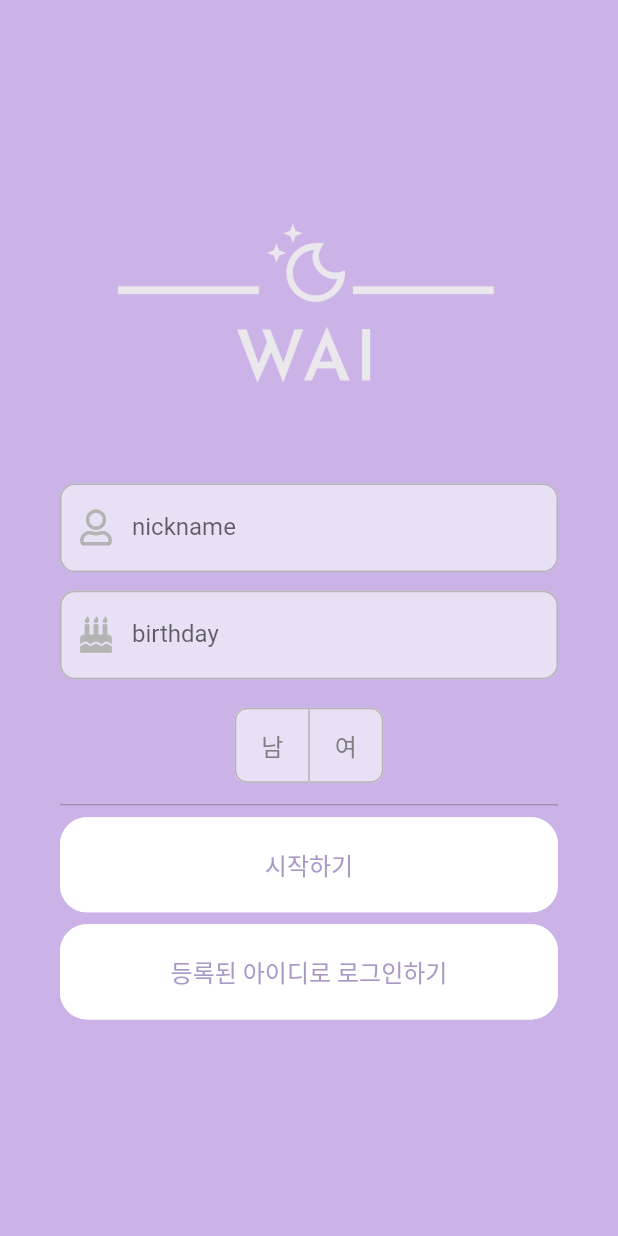
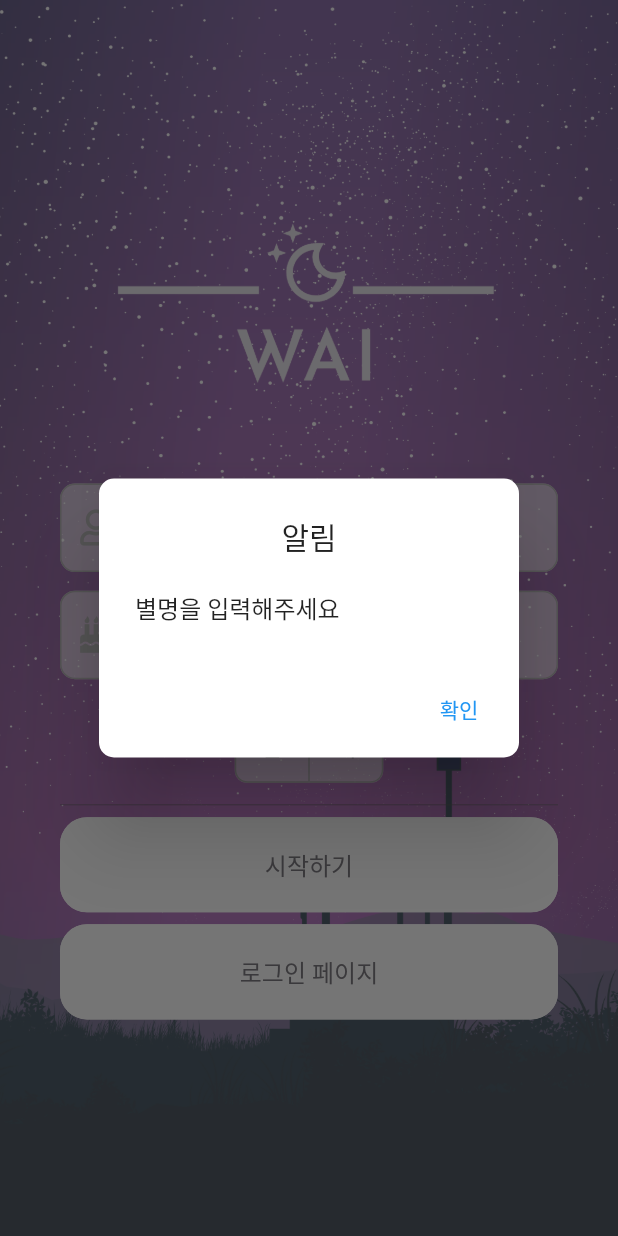
Before and after one commit to yenow/wai-app, a Flutter app: the screen it shows after launch, after a tap on "시작하기", on a phone screen of 412 x 824 dp. Run offline on Flutter 3.47's test engine with Material 2 defaults, Android fonts, the phone set to English and light mode, and no system bars; our stand-ins replace flutter_hooks, font_awesome_flutter, get, google_fonts, hooks_riverpod, logger and 1 more; Roboto replaces fonts that are missing (Jua).

Commit message:
login page API

```diff
--- a/lib/common/theme/custom_textstyle.dart
+++ b/lib/common/theme/custom_textstyle.dart
@@ -7,6 +7,27 @@ import '../constants/constants.dart';
 // CustomTextStyles(Theme.of(context).textTheme).buttonTextStyle1
 
 extension CustomTextStyles on TextTheme {
+
+  TextStyle get loginPageButtonText {
+    return GoogleFonts.jua(
+        fontSize: 16,
+        color: grayColor1
+    );
+  }
+
+  TextStyle get loginPageInputBoxText {
+    return GoogleFonts.jua(
+        fontSize: 16,
+        color: grayColor1
+    );
+  }
+
+  TextStyle get buttonTextStyle_size16 {
+    return GoogleFonts.jua(
+        fontSize: 16,
+        color: grayColor1
+    );
+  }
 
   TextStyle get buttonTextStyle_size20 {
     return GoogleFonts.jua(
@@ -23,10 +44,10 @@ extension CustomTextStyles on TextTheme {
     );
   }
 
-  TextStyle get buttonTextStyle_size16 {
+  TextStyle get buttonTextStyle_size18_colorPurple {
     return GoogleFonts.jua(
-        fontSize: 16,
-        color: grayColor1
+        fontSize: 18,
+        color: lavenderColor1
     );
   }
 
--- a/lib/controller.dart
+++ b/lib/controller.dart
@@ -12,12 +12,16 @@ class Controller extends GetxController{
 
   setSimpleLoginInfoYear(int newYear) => simpleLoginInfo.value!.year = newYear;
 
+  setNickname(String value) => simpleLoginInfo.value!.nickname = value;
+
+  setBirthDay(String value) => simpleLoginInfo.value!.birthDay = value;
+
   setGender(int index) => {
 
     if (index == 0) {
-      simpleLoginInfo.value!.gender = Gender.male
+      simpleLoginInfo.value!.gender = 'man'
     } else if (index == 1) {
-      simpleLoginInfo.value!.gender = Gender.female
+      simpleLoginInfo.value!.gender = 'woman'
     }
   };
 
--- /dev/null
+++ b/lib/models/api_response/login_response_dto.dart
@@ -0,0 +1,17 @@
+class LoginResponseDto {
+
+  bool isLoginSuccess;
+  bool isErrorMessage;
+  String? errorMessage;
+
+  LoginResponseDto(
+      {required this.isLoginSuccess, required this.isErrorMessage, this.errorMessage});
+
+  factory LoginResponseDto.fromJson(Map<String, dynamic> json) {
+    return LoginResponseDto(
+      isLoginSuccess: json['isLoginSuccess'],
+      isErrorMessage: json['isErrorMessage'],
+      errorMessage: json['errorMessage'],
+    );
+  }
+}
--- a/lib/models/simply_login_info.dart
+++ b/lib/models/simply_login_info.dart
@@ -1,12 +1,16 @@
+import 'package:uuid/uuid.dart';
+
 class SimpleLoginInfo {
+  String? loginKey;
   String? nickname;
   String? birthDay;
   int year;
   int month;
   int day;
-  Gender? gender;
+  String? gender;
 
   SimpleLoginInfo({
+    this.loginKey,
     this.nickname,
     this.birthDay,
     required this.year,
@@ -14,9 +18,17 @@ class SimpleLoginInfo {
     required this.day,
     this.gender
   });
+
+  Map<String, dynamic> toJson() => {
+    'loginKey': const Uuid().v1(),
+    'nickname': nickname,
+    'birthDay': birthDay,
+    'gender': gender,
+  };
 }
 
+
 enum Gender {
-  male,
-  female,
+  man,
+  woman,
 }
--- /dev/null
+++ b/lib/net/login/login_api.dart
@@ -0,0 +1,30 @@
+import 'dart:convert';
+
+import 'package:logger/logger.dart';
+import 'package:wai/models/api_response/login_response_dto.dart';
+import 'package:http/http.dart' as http;
+import 'package:wai/models/simply_login_info.dart';
+
+Future<LoginResponseDto> fetchLoginResponseDto(SimpleLoginInfo? simpleLoginInfo) async {
+  final response = await http.post(
+      Uri.parse('http://10.0.2.2:8080/api/simpleLogin'),
+      headers: {
+        "Accept": "application/json",
+        "content-type" : "application/json"
+      },
+      body: jsonEncode(simpleLoginInfo!.toJson())
+  );
+
+  Logger().d(response.statusCode);
+  Logger().d(response.body);
+
+  if (response.statusCode == 200) {
+    // If the server did return a 200 OK response,
+    // then parse the JSON.
+    return LoginResponseDto.fromJson(jsonDecode(response.body));
+  } else {
+    // If the server did not return a 200 OK response,
+    // then throw an exception.
+    throw Exception('Failed to load LoginResponseDto');
+  }
+}
--- a/lib/sample/web_api/web.dart
+++ b/lib/sample/web_api/web.dart
@@ -1,16 +1,46 @@
-import 'package:http/http.dart' as http;
-
-void main() async {
-  String url = "https://eunjin3786.pythonanywhere.com/question/all/";
-  Uri urlPath = Uri(path: url);
-  var response = await http.get(urlPath);
-  var statusCode = response.statusCode;
-  var responseHeaders = response.headers;
-  var responseBody = response.body;
-
-  print("statusCode: ${statusCode}");
-  print("responseHeaders: ${responseHeaders}");
-  print("responseBody: ${responseBody}");
-
-  //runApp(MyApp());
-}
+// import 'dart:convert';
+// import 'dart:io';
+//
+// import 'package:http/http.dart' as http;
+// import 'package:uuid/uuid.dart';
+// import 'package:wai/models/api_response/login_response_dto.dart';
+// import 'package:wai/models/simply_login_info.dart';
+//
+// void main() async {
+//   SimpleLoginInfo simpleLoginInfo = SimpleLoginInfo(
+//       nickname: 'nickname',
+//       year: 2002,
+//       month: 1,
+//       day: 1,
+//       birthDay: 'birthday',
+//       gender: 'man'
+//   );
+//
+//   Future<LoginResponseDto> aa = fetchLoginResponseDto(simpleLoginInfo);
+//
+// }
+//
+// Future<LoginResponseDto> fetchLoginResponseDto(SimpleLoginInfo simpleLoginInfo) async {
+//   final response = await http.post(
+//       Uri.parse('http://localhost:8080/api/simpleLogin'),
+//       headers: {
+//         "Accept": "application/json",
+//         HttpHeaders.contentTypeHeader : "application/json"
+//       },
+//       body: jsonEncode(simpleLoginInfo.toJson())
+//   );
+//
+//   print("statusCode: ${response.statusCode}");
+//   print("headers: ${response.headers}");
+//   print("body: ${response.body}");
+//
+//   if (response.statusCode == 200) {
+//     // If the server did return a 200 OK response,
+//     // then parse the JSON.
+//     return LoginResponseDto.fromJson(jsonDecode(response.body));
+//   } else {
+//     // If the server did not return a 200 OK response,
+//     // then throw an exception.
+//     throw Exception('Failed to load LoginResponseDto');
+//   }
+// }
--- /dev/null
+++ b/lib/screens/login_page/components/login_page_button.dart
@@ -0,0 +1,41 @@
+import 'package:flutter/cupertino.dart';
+import 'package:flutter/material.dart';
+import 'package:wai/common/theme/custom_textstyle.dart';
+
+class LoginPageButton extends StatelessWidget {
+  final boxHeight;
+  final Function()? onPressed;
+  final TextStyle? textStyle;
+  final buttonText;
+
+  LoginPageButton({this.boxHeight, this.onPressed, this.textStyle, this.buttonText});
+
+  @override
+  Widget build(BuildContext context) {
+    return SizedBox(
+      width: double.infinity,
+      height: boxHeight,
+      child: TextButton (
+        style: ButtonStyle(
+            backgroundColor: MaterialStateProperty.all(Colors.white),
+            textStyle: MaterialStateProperty.all(Theme.of(context).textTheme.loginPageButtonText),
+            shape: MaterialStateProperty.all<RoundedRectangleBorder>(
+                RoundedRectangleBorder(
+                    borderRadius: BorderRadius.circular(18.0),
+                    side: BorderSide(color: Colors.white)
+                )
+            )
+        ),
+        onPressed: onPressed,
+        child: Text(buttonText,
+            style: Theme.of(context).textTheme.loginPageButtonText
+        ),
+      ),
+    );
+  }
+}
+// /* 유효성 검사 통과시 */
+// if (checkSimpleLoginInfo(context: context, simpleLoginInfo: c.simpleLoginInfo.value)) {
+// // web API 날려서 DB 저장후, 다시와서 페이지 이동해야함.
+// // fetchLoginResponseDto(c.simpleLoginInfo.value)
+// }
--- /dev/null
+++ b/lib/screens/login_page/components/login_page_inputbox.dart
@@ -0,0 +1,45 @@
+import 'package:flutter/material.dart';
+import 'package:font_awesome_flutter/font_awesome_flutter.dart';
+import 'package:google_fonts/google_fonts.dart';
+import 'package:wai/common/constants/color_constants.dart';
+import 'package:wai/common/constants/constants.dart';
+import 'package:wai/common/theme/custom_textstyle.dart';
+
+class LoginPageInputBox extends StatelessWidget {
+
+  final Function(String)? onChanged;
+  final labelText;
+
+  LoginPageInputBox({this.onChanged, this.labelText});
+
+  @override
+  Widget build(BuildContext context) {
+    return TextField(
+      maxLines: 1,
+      cursorColor: Colors.grey,
+      style:  Theme.of(context).textTheme.loginPageInputBoxText,
+      onChanged: onChanged,
+      decoration: InputDecoration(
+        fillColor: inputBoxBackgroundColor,
+        filled: true,
+        prefixIcon: Icon(FontAwesomeIcons.user, color: buttonBorderColor,),
+        focusColor: buttonBorderColor,
+        enabledBorder: OutlineInputBorder(
+            borderSide: BorderSide(width: 1, color: buttonBorderColor),
+            borderRadius: BorderRadius.all(Radius.circular(10))
+        ),
+        floatingLabelStyle: Theme.of(context).textTheme.loginPageInputBoxText,
+        focusedBorder: OutlineInputBorder(
+            borderSide: BorderSide(width: 1, color: buttonBorderColor),
+            borderRadius: BorderRadius.all(Radius.circular(8))
+        ),
+        labelText: labelText,
+      ),
+    );
+  }
+
+  // (value) {
+  // c.setNickname(value);
+  // Logger().d('nickname : ${c.simpleLoginInfo.value!.nickname}');
+  // }
+}
--- a/lib/screens/login_page/simple_login_page_screen.dart
+++ b/lib/screens/login_page/simple_login_page_screen.dart
@@ -2,17 +2,21 @@ import 'package:flutter/cupertino.dart';
 import 'package:flutter/material.dart';
 import 'package:font_awesome_flutter/font_awesome_flutter.dart';
 import 'package:get/get.dart';
-import 'package:google_fonts/google_fonts.dart';
 import 'package:logger/logger.dart';
-import 'package:numberpicker/numberpicker.dart';
-import 'package:wai/common/components/input_box.dart';
 import 'package:wai/common/constants/color_constants.dart';
 import 'package:wai/common/theme/custom_textstyle.dart';
 import 'package:wai/common/constants/constants.dart';
-import 'package:wai/sample/add_interactivity.dart';
+import 'package:wai/models/api_response/login_response_dto.dart';
+import 'package:wai/models/simply_login_info.dart';
 import 'package:wai/common/theme/theme.dart';
-
+import 'package:wai/net/login/login_api.dart';
+import 'package:wai/sample/web_api/web.dart';
+import 'package:wai/screens/login_page/login_page_screen.dart';
+import 'package:wai/screens/main_screens.dart';
+import 'package:wai/utils/dialog.dart';
 import '../../controller.dart';
+import 'components/login_page_button.dart';
+import 'components/login_page_inputbox.dart';
 
 class SimpleLoginPageScreen extends StatelessWidget {
   static MediaQueryData? queryData = MediaQueryData.fromWindow(WidgetsBinding.instance!.window);
@@ -23,31 +27,19 @@ class SimpleLoginPageScreen extends StatelessWidget {
   static double horizontalPadding = 40;
   final Controller c = Get.put(Controller());
 
-
   @override
   Widget build(BuildContext context) {
 
     Logger().d(width);
     Logger().d(boxHeight);
 
-    return Scaffold(
+    return Obx(() =>  Scaffold(
       body: Container(
         decoration: BoxDecoration(
-            gradient: LinearGradient(
-              begin: Alignment.topCenter,
-              end: Alignment.bottomCenter,
-              stops: [
-                0.1,
-                0.4,
-                0.6,
-                0.9,
-              ],
-              colors: [
-                Color.fromRGBO(190, 159, 225, 0.8),
-                Color.fromRGBO(190, 159, 225, 0.8),
-                Color.fromRGBO(190, 159, 225, 0.8),
-                Color.fromRGBO(190, 159, 225, 0.8)
-              ],
+          image: DecorationImage(
+            image: new AssetImage("assets/images/background/night-4822906.png"),
+            fit: BoxFit.cover,
+            colorFilter: new ColorFilter.mode(Colors.black.withOpacity(0.7), BlendMode.dstATop),
           )
         ),
         child: Center(
@@ -63,7 +55,17 @@ class SimpleLoginPageScreen extends StatelessWidget {
                 ),
                 SizedBox(height: 50,),
                 /* nickname */
-                _nicknameBox(context),
+                Container(
+                  margin: EdgeInsets.symmetric(horizontal: horizontalPadding, vertical: verticalPadding),
+                  height: boxHeight,
+                  child: LoginPageInputBox(
+                    labelText: 'nickname',
+                    onChanged: (value) {
+                      c.setNickname(value);
+                      Logger().d('nickname : ${c.simpleLoginInfo.value!.nickname}');
+                    },
+                  ),
+                ),
                 /* birthday */
                 _birthdayBox(context),
                 /* gender */
@@ -78,114 +80,42 @@ class SimpleLoginPageScreen extends StatelessWidget {
                 /* 시작하기 버튼 */
                 Padding(
                   padding: EdgeInsets.symmetric(horizontal: horizontalPadding, vertical: verticalPadding),
-                    child: SizedBox(
-                      width: double.infinity,
-                      height: boxHeight,
-                      child: TextButton (
-                        style: ButtonStyle(
-                            backgroundColor: MaterialStateProperty.all(Colors.white),
-                            textStyle: MaterialStateProperty.all(textTheme().bodyText2),
-                            shape: MaterialStateProperty.all<RoundedRectangleBorder>(
-                                RoundedRectangleBorder(
-                                    borderRadius: BorderRadius.circular(18.0),
-                                    side: BorderSide(color: Colors.white)
-                                )
-                            )
-                        ),
-                        onPressed: () {
-                          debugPrint('Received click');
+                  child: LoginPageButton(
+                    buttonText: '시작하기',
+                    textStyle: CustomTextStyles(Theme.of(context).textTheme).buttonTextStyle_size16,
+                    boxHeight: boxHeight,
+                      onPressed: () async {
+
+                        /* 유효성 검사 통과시 */
+                        if (checkSimpleLoginInfo(context: context, simpleLoginInfo: c.simpleLoginInfo.value)) {
+                          // web API 날려서 DB 저장후, 다시와서 페이지 이동해야함.
+                          LoginResponseDto loginResponseDto = (await fetchLoginResponseDto(c.simpleLoginInfo.value)) as LoginResponseDto;
+
+                          if (loginResponseDto.isLoginSuccess) {
+                            Get.to(MainScreens(), transition: Transition.fade);
+                          }
+                        }
                     },
-                        child: Text('시작하기',
-                            style: GoogleFonts.jua(
-                                fontSize: bodyText1Size,
-                                color: lavenderColor1
-                            )
                   ),
                 ),
-                    )
-                ),
+                /* 로그인 페이지 이동 */
                 Padding(
                   padding: EdgeInsets.symmetric(horizontal: horizontalPadding, vertical: verticalPadding),
-                  child: SizedBox(
-                    width: double.infinity,
-                    height: boxHeight,
-                    child: TextButton (
-                      style: ButtonStyle(
-                        backgroundColor: MaterialStateProperty.all(Colors.white),
-                        textStyle: MaterialStateProperty.all(textTheme().bodyText2),
-                        shape: MaterialStateProperty.all<RoundedRectangleBorder>(
-                            RoundedRectangleBorder(
-                                borderRadius: BorderRadius.circular(18.0),
-                                side: BorderSide(color: Colors.white)
-                            )
-                        )
-                      ),
+                  child: LoginPageButton(
+                    boxHeight: boxHeight,
+                    textStyle: CustomTextStyles(Theme.of(context).textTheme).buttonTextStyle_size16,
+                    buttonText: '로그인 페이지',
                     onPressed: () {
-                        debugPrint('Received click');
+                      Get.to(LoginPageScreen(), transition: Transition.fade);
                     },
-                      child: Text('등록된 아이디로 로그인하기',
-                        style: GoogleFonts.jua(
-                          fontSize: bodyText1Size,
-                          color: lavenderColor1
-                        )
-                      ),
                   ),
                 )
-                ),
-                // Padding(
-                //     padding: EdgeInsets.symmetric(horizontal: horizontalPadding, vertical: verticalPadding),
-                //     child: OutlinedButton(
-                //       style: OutlinedButton.styleFrom(
-                //         minimumSize: Size.fromHeight(boxHeight),
-                //         textStyle: TextStyle(fontSize: bodyText1Size, color: Colors.black),
-                //         shape: RoundedRectangleBorder(
-                //           borderRadius: BorderRadius.circular(20.0),
-                //         ),
-                //       ),
-                //       onPressed: () {
-                //         debugPrint('Received click');
-                //       },
-                //       child: Text('등록된 아이디로 로그인하기', style: textTheme().bodyText1,),
-                //     )
-                // ),
               ],
             ),
           ),
         ),
-      ),
-    );
-  }
-
-  Widget _nicknameBox(BuildContext context) {
-    return Container(
-        margin: EdgeInsets.symmetric(horizontal: horizontalPadding, vertical: verticalPadding),
-        height: boxHeight,
-        child: TextField(
-          maxLines: 1,
-          cursorColor: Colors.grey,
-          style: CustomTextStyles(Theme.of(context).textTheme).buttonTextStyle_size16,
-          decoration: InputDecoration(
-            fillColor: inputBoxBackgroundColor,
-            filled: true,
-            prefixIcon: Icon(FontAwesomeIcons.user, color: buttonBorderColor,),
-            focusColor: buttonBorderColor,
-            enabledBorder: OutlineInputBorder(
-                borderSide: BorderSide(width: 1, color: buttonBorderColor),
-                borderRadius: BorderRadius.all(Radius.circular(10))
-            ),
-            floatingLabelStyle: CustomTextStyles(Theme.of(context).textTheme).buttonTextStyle_size16,
-            focusedBorder: OutlineInputBorder(
-                borderSide: BorderSide(width: 1, color: buttonBorderColor),
-                borderRadius: BorderRadius.all(Radius.circular(8))
-            ),
-            // disabledBorder: OutlineInputBorder(
-            //     borderSide: BorderSide(width: 1, color: Colors.white),
-            //       borderRadius: BorderRadius.all(Radius.circular(8))
-            // ),
-            labelText: 'nickname',
-          ),
       )
-    );
+    ));
   }
 
   Widget _birthdayBox(BuildContext context) {
@@ -196,6 +126,10 @@ class SimpleLoginPageScreen extends StatelessWidget {
           maxLines: 1,
           cursorColor: Colors.grey,
           style: CustomTextStyles(Theme.of(context).textTheme).buttonTextStyle_size16,
+          onChanged: (value) {
+            c.setBirthDay(value);
+            Logger().d('birthDay : ${c.simpleLoginInfo.value!.birthDay}');
+          },
           decoration: InputDecoration(
             fillColor: inputBoxBackgroundColor,
             filled: true,
@@ -231,7 +165,7 @@ class SimpleLoginPageScreen extends StatelessWidget {
             borderRadius: BorderRadius.circular(8),  // radius of 10
             color: inputBoxBackgroundColor
           ),
-          child: Obx(() => ToggleButtons(
+          child: ToggleButtons(
             borderColor: buttonBorderColor,
             borderRadius: BorderRadius.all(Radius.circular(8)),
             children: <Widget>[
@@ -241,10 +175,33 @@ class SimpleLoginPageScreen extends StatelessWidget {
             isSelected: c.isGenderList.value ,
             onPressed: (int index) {
               c.setGender(index);
+              Logger().d('nickname : ${c.simpleLoginInfo.value!.gender}');
             },
-          ))
+          )
         ),
         ),
     );
   }
+
+  bool checkSimpleLoginInfo ({
+    required BuildContext context,
+    required SimpleLoginInfo? simpleLoginInfo,
+    }) {
+
+    // 메세지까지 띄워주는게 맞을까?
+    if (simpleLoginInfo!.nickname == null) {
+      flutterDialog(context : context, titleText: '알림', contentText: '별명을 입력해주세요');
+      return false;
+
+    } else if (simpleLoginInfo.birthDay == null) {
+      flutterDialog(context : context, titleText: '알림', contentText: '생년월일을 입력해주세요');
+      return false;
+
+    } else if (simpleLoginInfo.gender == null) {
+      flutterDialog(context : context, titleText: '알림', contentText: '성별을 선택해주세요');
+      return false;
     }
+
+    return true;
+  }
+}
--- /dev/null
+++ b/lib/utils/dialog.dart
@@ -0,0 +1,39 @@
+import 'package:flutter/material.dart';
+
+void flutterDialog({
+      required BuildContext context,
+      required String titleText,
+      required String contentText,
+    }) {
+    showDialog(
+        context: context,
+        barrierDismissible: false,  // barrierDismissible : Dialog를 제외한 다른 화면 터치 x
+        builder: (BuildContext context) {
+          return AlertDialog(
+            shape: RoundedRectangleBorder(  // RoundedRectangleBorder :  Dialog 화면 모서리 둥글게 조절
+                borderRadius: BorderRadius.circular(10.0)),
+            //Dialog Main Title
+            title: Column(
+              children: <Widget>[
+                Text(titleText),
+              ],
+            ),
+            //
+            content: Column(
+              mainAxisSize: MainAxisSize.min,
+              crossAxisAlignment: CrossAxisAlignment.start,
+              children: <Widget>[
+                Text(contentText,),
+              ],
+            ),
+            actions: <Widget>[
+              TextButton(
+                child: Text("확인"),
+                onPressed: () {
+                  Navigator.pop(context);
+                },
+              ),
+            ],
+          );
+        });
+}
--- a/pubspec.yaml
+++ b/pubspec.yaml
@@ -49,6 +49,7 @@ dependencies:
   flutter_svg: ^0.21.0+1  # 아이콘 관련 라이브러리
   video_player: ^2.1.1  # 동영상 플레이어 라이브러리
   chewie: ^1.0.0   # 동영상 플레이어 라이브러리
+  uuid: ^3.0.5
 
   numberpicker: ^2.1.1
 
@@ -78,6 +79,7 @@ flutter:
     - assets/images/
     - assets/images/enneagram/
     - assets/images/logo/
+    - assets/images/background/
 
   # assets:
   #   - images/a_dot_burr.jpeg
```
Also changed, not shown: 1 other file. Lines whose indentation alone changed are shown as unchanged.
